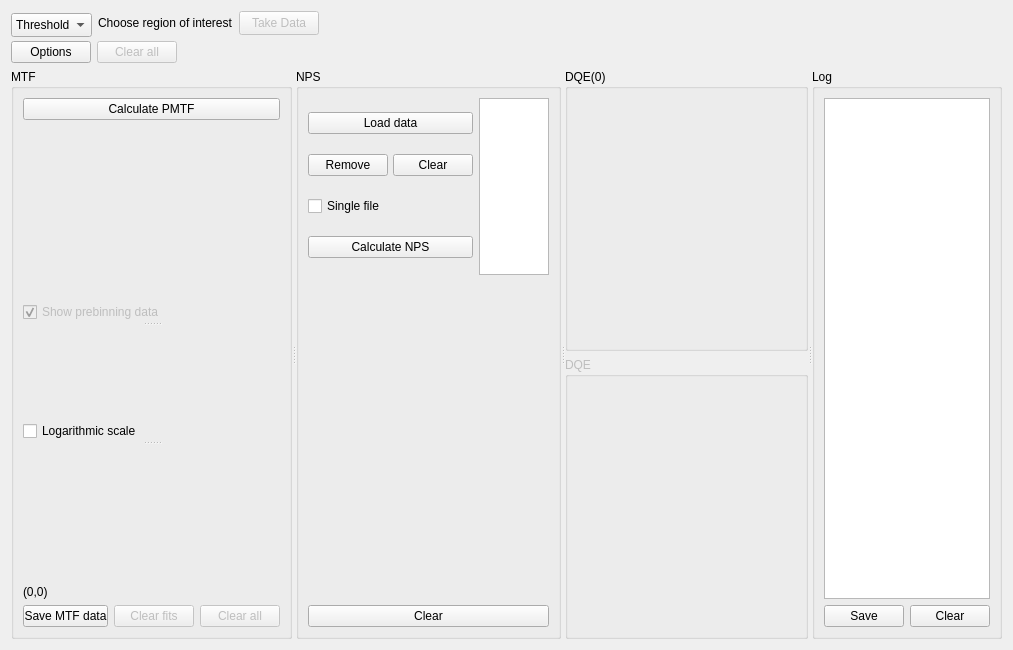
First picture: the form in SpidrMpx3Eq/qcstmdqe.ui, repository navrit/dexter, before the edit.
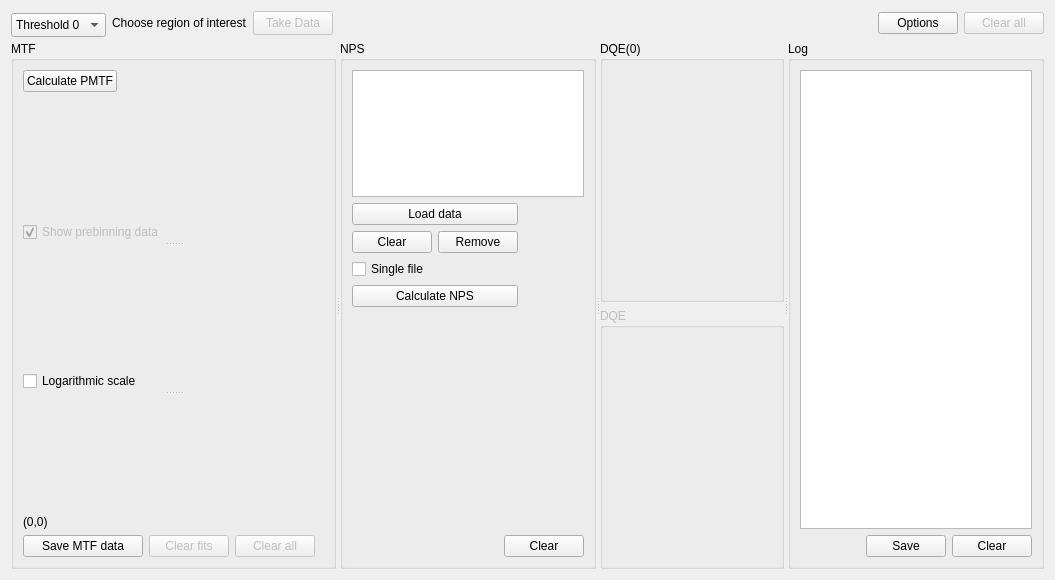
Second picture: the form after the edit. Custom widgets are drawn as their Qt base class.

Commit message: UI minimum size enforcements & DQE UI changes again

What changed in the file:
```diff
--- a/SpidrMpx3Eq/qcstmdqe.ui
+++ b/SpidrMpx3Eq/qcstmdqe.ui
@@ -6,8 +6,8 @@
    <rect>
     <x>0</x>
     <y>0</y>
-    <width>1011</width>
-    <height>650</height>
+    <width>1055</width>
+    <height>580</height>
    </rect>
   </property>
   <property name="windowTitle">
@@ -26,7 +26,7 @@
        </property>
        <property name="minimumSize">
         <size>
-         <width>81</width>
+         <width>0</width>
          <height>24</height>
         </size>
        </property>
@@ -120,10 +120,6 @@
        </property>
       </spacer>
      </item>
-    </layout>
-   </item>
-   <item>
-    <layout class="QHBoxLayout" name="horizontalLayout_11">
      <item>
       <widget class="QPushButton" name="optionsPushButton">
        <property name="text">
@@ -141,19 +137,6 @@
        </property>
       </widget>
      </item>
-     <item>
-      <spacer name="horizontalSpacer_4">
-       <property name="orientation">
-        <enum>Qt::Horizontal</enum>
-       </property>
-       <property name="sizeHint" stdset="0">
-        <size>
-         <width>37</width>
-         <height>17</height>
-        </size>
-       </property>
-      </spacer>
-     </item>
     </layout>
    </item>
    <item>
@@ -164,7 +147,7 @@
      <widget class="QGroupBox" name="groupBox">
       <property name="minimumSize">
        <size>
-        <width>281</width>
+        <width>0</width>
         <height>0</height>
        </size>
       </property>
@@ -174,16 +157,34 @@
       <layout class="QVBoxLayout" name="verticalLayout_12">
        <item>
         <layout class="QHBoxLayout" name="horizontalLayout_10">
+         <property name="bottomMargin">
+          <number>0</number>
+         </property>
          <item>
-          <layout class="QVBoxLayout" name="verticalLayout_11">
-           <item>
-            <widget class="QPushButton" name="mtfPushButton">
-             <property name="text">
-              <string>Calculate PMTF</string>
-             </property>
-            </widget>
-           </item>
-          </layout>
+          <widget class="QPushButton" name="mtfPushButton">
+           <property name="sizePolicy">
+            <sizepolicy hsizetype="Fixed" vsizetype="Fixed">
+             <horstretch>0</horstretch>
+             <verstretch>0</verstretch>
+            </sizepolicy>
+           </property>
+           <property name="text">
+            <string>Calculate PMTF</string>
+           </property>
+          </widget>
+         </item>
+         <item>
+          <spacer name="horizontalSpacer_6">
+           <property name="orientation">
+            <enum>Qt::Horizontal</enum>
+           </property>
+           <property name="sizeHint" stdset="0">
+            <size>
+             <width>40</width>
+             <height>20</height>
+            </size>
+           </property>
+          </spacer>
          </item>
         </layout>
        </item>
@@ -196,6 +197,12 @@
           <layout class="QVBoxLayout" name="verticalLayout_9">
            <item>
             <widget class="QCustomPlot" name="ESFplot" native="true">
+             <property name="minimumSize">
+              <size>
+               <width>0</width>
+               <height>100</height>
+              </size>
+             </property>
              <layout class="QVBoxLayout" name="verticalLayout_10"/>
             </widget>
            </item>
@@ -217,7 +224,14 @@
          <widget class="QWidget" name="layoutWidget">
           <layout class="QVBoxLayout" name="verticalLayout">
            <item>
-            <widget class="QCustomPlot" name="LSFplot" native="true"/>
+            <widget class="QCustomPlot" name="LSFplot" native="true">
+             <property name="minimumSize">
+              <size>
+               <width>0</width>
+               <height>100</height>
+              </size>
+             </property>
+            </widget>
            </item>
            <item>
             <widget class="QCheckBox" name="logScaleCheckBox">
@@ -228,7 +242,14 @@
            </item>
           </layout>
          </widget>
-         <widget class="QCustomPlot" name="MTFplot" native="true"/>
+         <widget class="QCustomPlot" name="MTFplot" native="true">
+          <property name="minimumSize">
+           <size>
+            <width>0</width>
+            <height>100</height>
+           </size>
+          </property>
+         </widget>
         </widget>
        </item>
        <item>
@@ -245,6 +266,18 @@
            <property name="enabled">
             <bool>true</bool>
            </property>
+           <property name="sizePolicy">
+            <sizepolicy hsizetype="Fixed" vsizetype="Fixed">
+             <horstretch>0</horstretch>
+             <verstretch>0</verstretch>
+            </sizepolicy>
+           </property>
+           <property name="minimumSize">
+            <size>
+             <width>120</width>
+             <height>0</height>
+            </size>
+           </property>
            <property name="text">
             <string>Save MTF data</string>
            </property>
@@ -255,6 +288,12 @@
            <property name="enabled">
             <bool>false</bool>
            </property>
+           <property name="sizePolicy">
+            <sizepolicy hsizetype="Fixed" vsizetype="Fixed">
+             <horstretch>0</horstretch>
+             <verstretch>0</verstretch>
+            </sizepolicy>
+           </property>
            <property name="text">
             <string>Clear fits</string>
            </property>
@@ -265,6 +304,12 @@
            <property name="enabled">
             <bool>false</bool>
            </property>
+           <property name="sizePolicy">
+            <sizepolicy hsizetype="Fixed" vsizetype="Fixed">
+             <horstretch>0</horstretch>
+             <verstretch>0</verstretch>
+            </sizepolicy>
+           </property>
            <property name="text">
             <string>Clear all</string>
            </property>
@@ -293,38 +338,38 @@
       </property>
       <layout class="QVBoxLayout" name="verticalLayout_7">
        <item>
-        <layout class="QHBoxLayout" name="horizontalLayout_7">
+        <layout class="QVBoxLayout" name="verticalLayout_4">
+         <property name="bottomMargin">
+          <number>0</number>
+         </property>
          <item>
-          <layout class="QVBoxLayout" name="verticalLayout_4">
-           <item>
-            <widget class="QPushButton" name="loadDataPushButton">
-             <property name="text">
-              <string>Load data</string>
-             </property>
-            </widget>
-           </item>
-           <item>
-            <layout class="QHBoxLayout" name="horizontalLayout_6">
-             <property name="spacing">
-              <number>5</number>
-             </property>
-             <item>
-              <widget class="QPushButton" name="removeDataFilePushButton">
-               <property name="text">
-                <string>Remove</string>
-               </property>
-              </widget>
-             </item>
-             <item>
-              <widget class="QPushButton" name="clearDataFilesPushButton">
-               <property name="text">
-                <string>Clear</string>
-               </property>
-              </widget>
-             </item>
-            </layout>
-           </item>
-           <item>
+          <widget class="QListWidget" name="listWidget">
+           <property name="sizePolicy">
+            <sizepolicy hsizetype="Minimum" vsizetype="Maximum">
+             <horstretch>0</horstretch>
+             <verstretch>0</verstretch>
+            </sizepolicy>
+           </property>
+           <property name="minimumSize">
+            <size>
+             <width>100</width>
+             <height>100</height>
+            </size>
+           </property>
+           <property name="maximumSize">
+            <size>
+             <width>16777215</width>
+             <height>16777215</height>
+            </size>
+           </property>
+          </widget>
+         </item>
+         <item>
+          <layout class="QGridLayout" name="gridLayout">
+           <property name="bottomMargin">
+            <number>0</number>
+           </property>
+           <item row="4" column="0">
             <widget class="QCheckBox" name="singleFileCheckBox">
              <property name="text">
               <string>Single file</string>
@@ -334,25 +379,62 @@
              </property>
             </widget>
            </item>
-           <item>
+           <item row="2" column="0" colspan="2">
+            <widget class="QPushButton" name="loadDataPushButton">
+             <property name="text">
+              <string>Load data</string>
+             </property>
+            </widget>
+           </item>
+           <item row="4" column="2">
+            <spacer name="horizontalSpacer_3">
+             <property name="orientation">
+              <enum>Qt::Horizontal</enum>
+             </property>
+             <property name="sizeHint" stdset="0">
+              <size>
+               <width>40</width>
+               <height>20</height>
+              </size>
+             </property>
+            </spacer>
+           </item>
+           <item row="3" column="1">
+            <widget class="QPushButton" name="removeDataFilePushButton">
+             <property name="text">
+              <string>Remove</string>
+             </property>
+            </widget>
+           </item>
+           <item row="3" column="0">
+            <widget class="QPushButton" name="clearDataFilesPushButton">
+             <property name="text">
+              <string>Clear</string>
+             </property>
+            </widget>
+           </item>
+           <item row="5" column="0" colspan="2">
             <widget class="QPushButton" name="npsPushButton">
              <property name="text">
               <string>Calculate NPS</string>
              </property>
             </widget>
            </item>
+           <item row="6" column="0">
+            <spacer name="verticalSpacer_2">
+             <property name="orientation">
+              <enum>Qt::Vertical</enum>
+             </property>
+             <property name="sizeHint" stdset="0">
+              <size>
+               <width>20</width>
+               <height>40</height>
+              </size>
+             </property>
+            </spacer>
+           </item>
           </layout>
          </item>
-         <item>
-          <widget class="QListWidget" name="listWidget">
-           <property name="maximumSize">
-            <size>
-             <width>110</width>
-             <height>16777215</height>
-            </size>
-           </property>
-          </widget>
-         </item>
         </layout>
        </item>
        <item>
@@ -372,18 +454,38 @@
         <widget class="QCustomPlot" name="NPSplot" native="true">
          <property name="minimumSize">
           <size>
-           <width>171</width>
-           <height>151</height>
+           <width>140</width>
+           <height>140</height>
           </size>
          </property>
         </widget>
        </item>
        <item>
-        <widget class="QPushButton" name="clearNPSpushButton">
-         <property name="text">
-          <string>Clear</string>
+        <layout class="QHBoxLayout" name="horizontalLayout">
+         <property name="bottomMargin">
+          <number>0</number>
          </property>
-        </widget>
+         <item>
+          <spacer name="horizontalSpacer_7">
+           <property name="orientation">
+            <enum>Qt::Horizontal</enum>
+           </property>
+           <property name="sizeHint" stdset="0">
+            <size>
+             <width>40</width>
+             <height>20</height>
+            </size>
+           </property>
+          </spacer>
+         </item>
+         <item>
+          <widget class="QPushButton" name="clearNPSpushButton">
+           <property name="text">
+            <string>Clear</string>
+           </property>
+          </widget>
+         </item>
+        </layout>
        </item>
       </layout>
      </widget>
@@ -409,7 +511,7 @@
            <widget class="QCustomPlot" name="DQEplot" native="true">
             <property name="minimumSize">
              <size>
-              <width>219</width>
+              <width>160</width>
               <height>0</height>
              </size>
             </property>
@@ -430,6 +532,19 @@
        </item>
        <item>
         <layout class="QHBoxLayout" name="horizontalLayout_2">
+         <item>
+          <spacer name="horizontalSpacer_4">
+           <property name="orientation">
+            <enum>Qt::Horizontal</enum>
+           </property>
+           <property name="sizeHint" stdset="0">
+            <size>
+             <width>40</width>
+             <height>20</height>
+            </size>
+           </property>
+          </spacer>
+         </item>
          <item>
           <widget class="QPushButton" name="logSavePushButton">
            <property name="maximumSize">
```
The commit also changes 3 other files.
